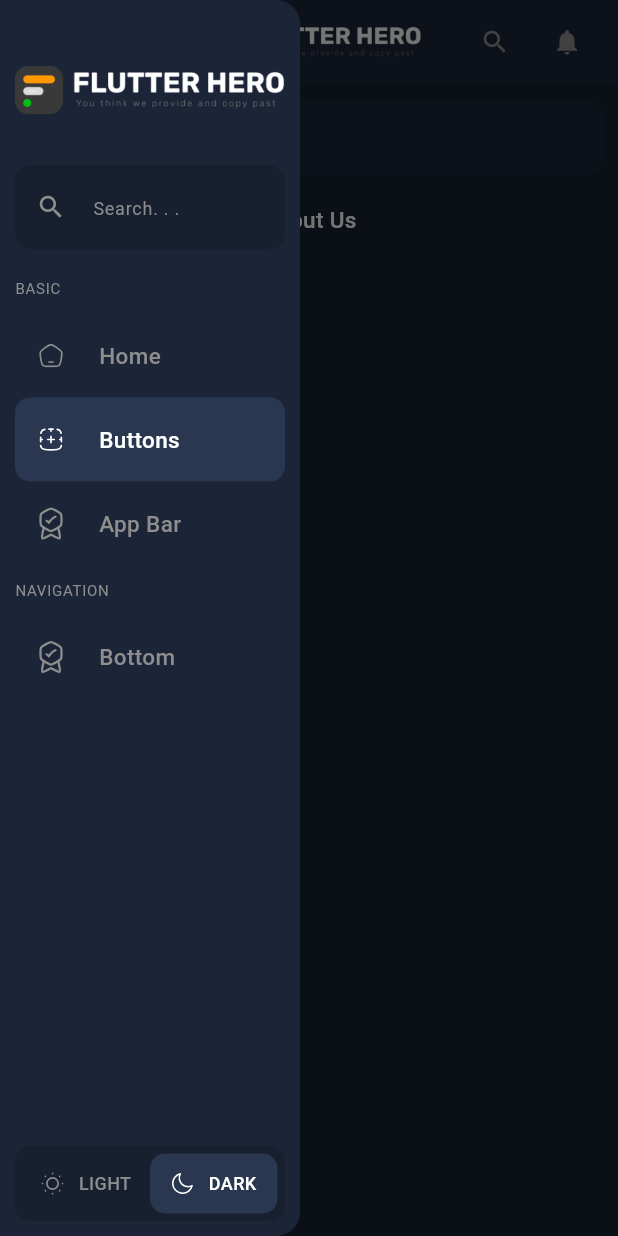
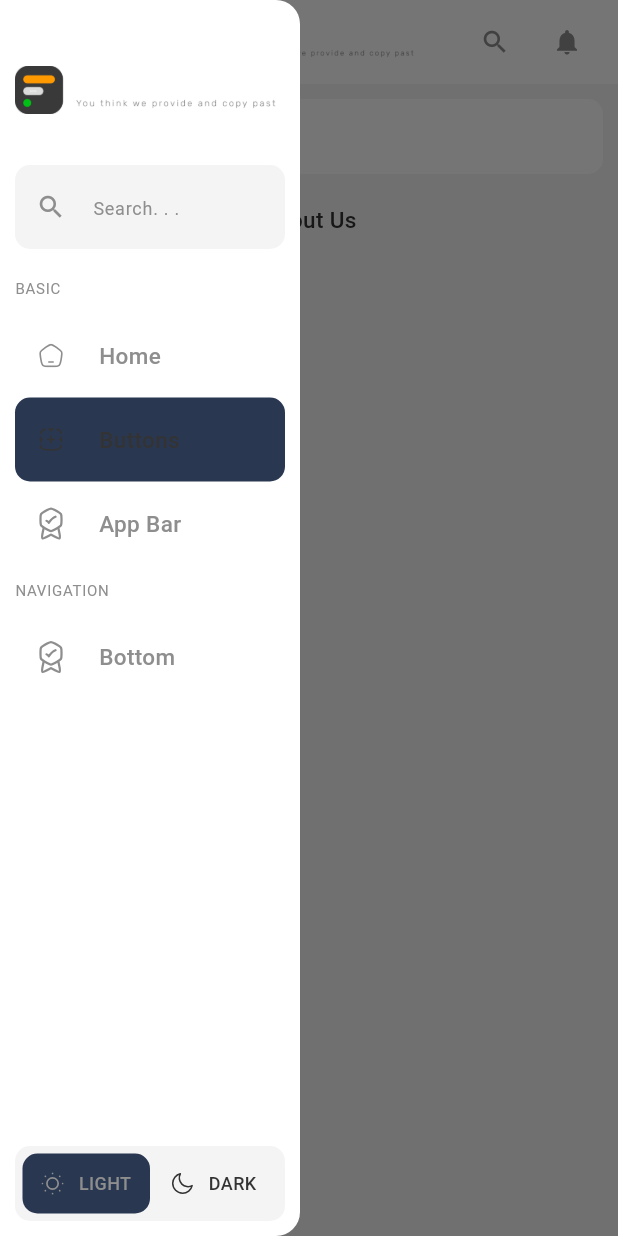
Before and after one commit to MrNitishroy/Flutter-Hero, a Flutter app: the screen it shows after launch, in the side drawer, after a tap on "LIGHT", on a phone screen of 412 x 824 dp. Run offline on Flutter 3.47's test engine with Material 3 defaults, Android fonts, the phone set to English and light mode, and no system bars; our stand-ins replace flutter_svg, go_router; Roboto replaces fonts that are missing (Poppins).

Commit message:
Theme Modification

```diff
--- a/lib/Config/Colors.dart
+++ b/lib/Config/Colors.dart
@@ -5,6 +5,8 @@ const backgroundColor = Color(0xffF4F4F4);
 const primaryContainerColor = Color(0xffFFFFFF);
 const onBackgroundColor = Color(0xff333333);
 const onPrimaryContainerColor = Color(0xff8E8E8E);
+const secondryContainer = Color(0xff293751);
+
 
 const darkBgColor = Color(0xff18202f);
 const darkPrimaryColor = Color(0xff019934);
--- a/lib/Config/Themes.dart
+++ b/lib/Config/Themes.dart
@@ -3,37 +3,60 @@ import 'package:flutterhero/Config/Colors.dart';
 
 var lightTheme = ThemeData(
     brightness: Brightness.light,
+    scaffoldBackgroundColor: backgroundColor,
     colorScheme: const ColorScheme.light(
       surface: backgroundColor,
       primary: primaryColor,
       onSurface: onBackgroundColor,
       primaryContainer: primaryContainerColor,
       onPrimaryContainer: onPrimaryContainerColor,
+      secondaryContainer: secondryContainer,
+    ),
+    drawerTheme: const DrawerThemeData(
+      backgroundColor: primaryContainerColor,
+      surfaceTintColor: primaryContainerColor,
+    ),
+    inputDecorationTheme: const InputDecorationTheme(
+      border: InputBorder.none,
+      fillColor: backgroundColor,
+      filled: true,
+      hintStyle: TextStyle(
+        fontFamily: "Poppins",
+        fontSize: 12,
+        fontWeight: FontWeight.w400,
+        color: onPrimaryContainerColor,
+      ),
     ),
     textTheme: const TextTheme(
       headlineMedium: TextStyle(
+        fontFamily: "Poppins",
+        fontSize: 25,
+        fontWeight: FontWeight.w500,
+        color: onBackgroundColor,
+      ),
+      headlineSmall: TextStyle(
         fontFamily: "Poppins",
         fontSize: 20,
         fontWeight: FontWeight.w500,
         color: onBackgroundColor,
       ),
-      headlineSmall: TextStyle(
-        fontFamily: "Poppins",
-        fontSize: 18,
-        fontWeight: FontWeight.w500,
-        color: onBackgroundColor,
-      ),
       bodyMedium: TextStyle(
         fontFamily: "Poppins",
-        fontSize: 14,
+        fontSize: 15,
         fontWeight: FontWeight.w500,
         color: onBackgroundColor,
       ),
       bodySmall: TextStyle(
         fontFamily: "Poppins",
-        fontSize: 10,
+        fontSize: 12,
         fontWeight: FontWeight.w500,
         color: onBackgroundColor,
+      ),
+      labelLarge: TextStyle(
+        fontFamily: "Poppins",
+        fontSize: 15,
+        fontWeight: FontWeight.w400,
+        color: onPrimaryContainerColor,
       ),
       labelMedium: TextStyle(
         fontFamily: "Poppins",
--- a/lib/Widgets/MyDrawer.dart
+++ b/lib/Widgets/MyDrawer.dart
@@ -1,5 +1,6 @@
 import 'package:flutter/material.dart';
 import 'package:flutter_svg/svg.dart';
+import 'package:flutterhero/Provider/ThemeProvider.dart';
 import 'package:flutterhero/Provider/drawerProvider.dart';
 import 'package:flutterhero/Widgets/DrawerMenu.dart';
 import 'package:provider/provider.dart';
@@ -11,6 +12,7 @@ class MyDrawer extends StatelessWidget {
   @override
   Widget build(BuildContext context) {
     final drawerProvider = Provider.of<DrawerProvider>(context, listen: false);
+    final themeProvider = Provider.of<ThemeProvider>(context, listen: false);
     return Consumer<DrawerProvider>(builder: (context, value, child) {
       return Drawer(
         width: 200,
@@ -111,16 +113,24 @@ class MyDrawer extends StatelessWidget {
                     borderRadius: BorderRadius.circular(10),
                     color: Theme.of(context).colorScheme.surface,
                   ),
-                child: Row(
+                  child: Consumer<ThemeProvider>(
+                    builder: (context, value, child) {
+                      return Row(
                         children: [
                           Expanded(
                               child: InkWell(
-                      onTap: () {},
+                            onTap: () {
+                              themeProvider.changeTheme(ThemeMode.light);
+                            },
                             child: Container(
                               padding: EdgeInsets.all(10),
                               decoration: BoxDecoration(
                                 borderRadius: BorderRadius.circular(10),
-                          // color: Theme.of(context).colorScheme.secondaryContainer,
+                                color: value.themeMode == ThemeMode.light
+                                    ? Theme.of(context)
+                                        .colorScheme
+                                        .secondaryContainer
+                                    : null,
                               ),
                               child: Column(
                                 mainAxisAlignment: MainAxisAlignment.center,
@@ -153,14 +163,18 @@ class MyDrawer extends StatelessWidget {
                           )),
                           Expanded(
                               child: InkWell(
-                      onTap: () {},
+                            onTap: () {
+                              themeProvider.changeTheme(ThemeMode.dark);
+                            },
                             child: Container(
                               padding: EdgeInsets.all(10),
                               decoration: BoxDecoration(
                                   borderRadius: BorderRadius.circular(10),
-                          color:
-                              Theme.of(context).colorScheme.secondaryContainer,
-                        ),
+                                  color: value.themeMode == ThemeMode.light
+                                      ? null
+                                      : Theme.of(context)
+                                          .colorScheme
+                                          .secondaryContainer),
                               child: Column(
                                 mainAxisAlignment: MainAxisAlignment.center,
                                 children: [
@@ -170,16 +184,18 @@ class MyDrawer extends StatelessWidget {
                                       SvgPicture.asset(
                                         IconsAssets.moon,
                                         width: 15,
-                                  color:
-                                      Theme.of(context).colorScheme.onSurface,
+                                        color: Theme.of(context)
+                                            .colorScheme
+                                            .onSurface,
                                       ),
                                       SizedBox(width: 10),
                                       Text(
                                         "DARK",
                                         style: TextStyle(
                                           fontSize: 12,
-                                    color:
-                                        Theme.of(context).colorScheme.onSurface,
+                                          color: Theme.of(context)
+                                              .colorScheme
+                                              .onSurface,
                                         ),
                                       ),
                                     ],
@@ -189,8 +205,9 @@ class MyDrawer extends StatelessWidget {
                             ),
                           )),
                         ],
-                ),
-              )
+                      );
+                    },
+                  ))
             ],
           ),
         ),
```
Lines whose indentation alone changed are shown as unchanged.
